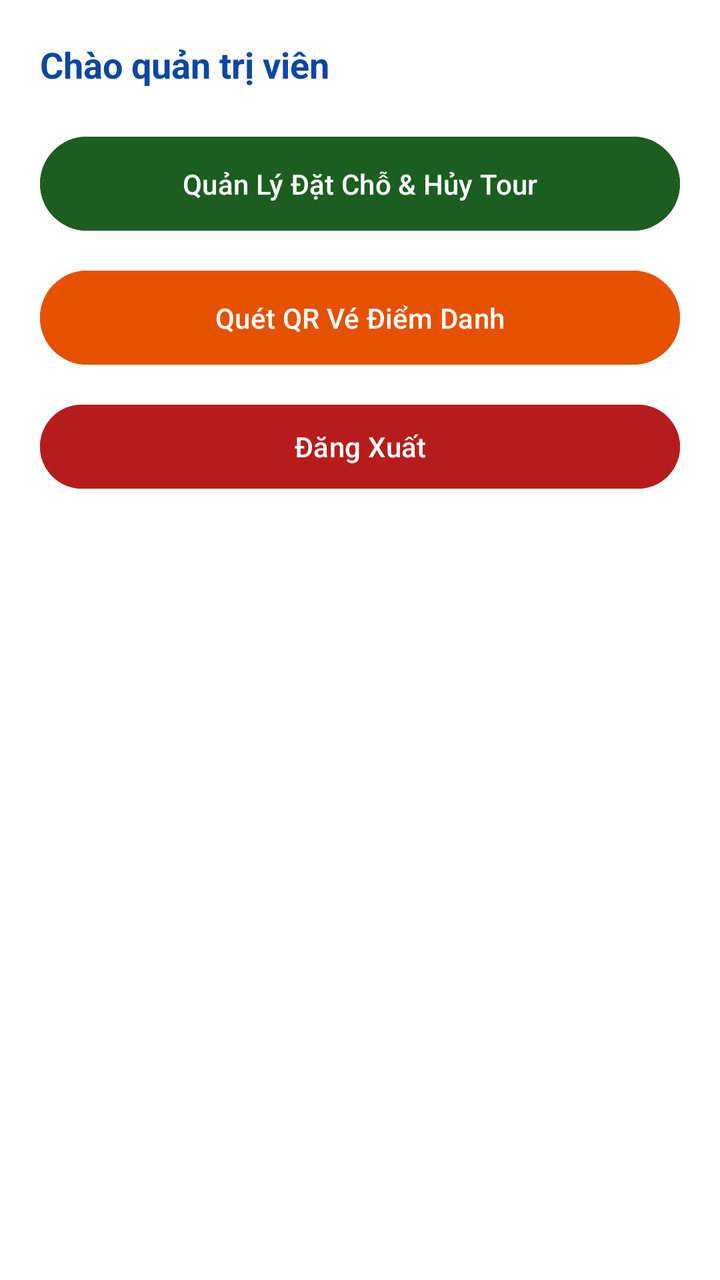
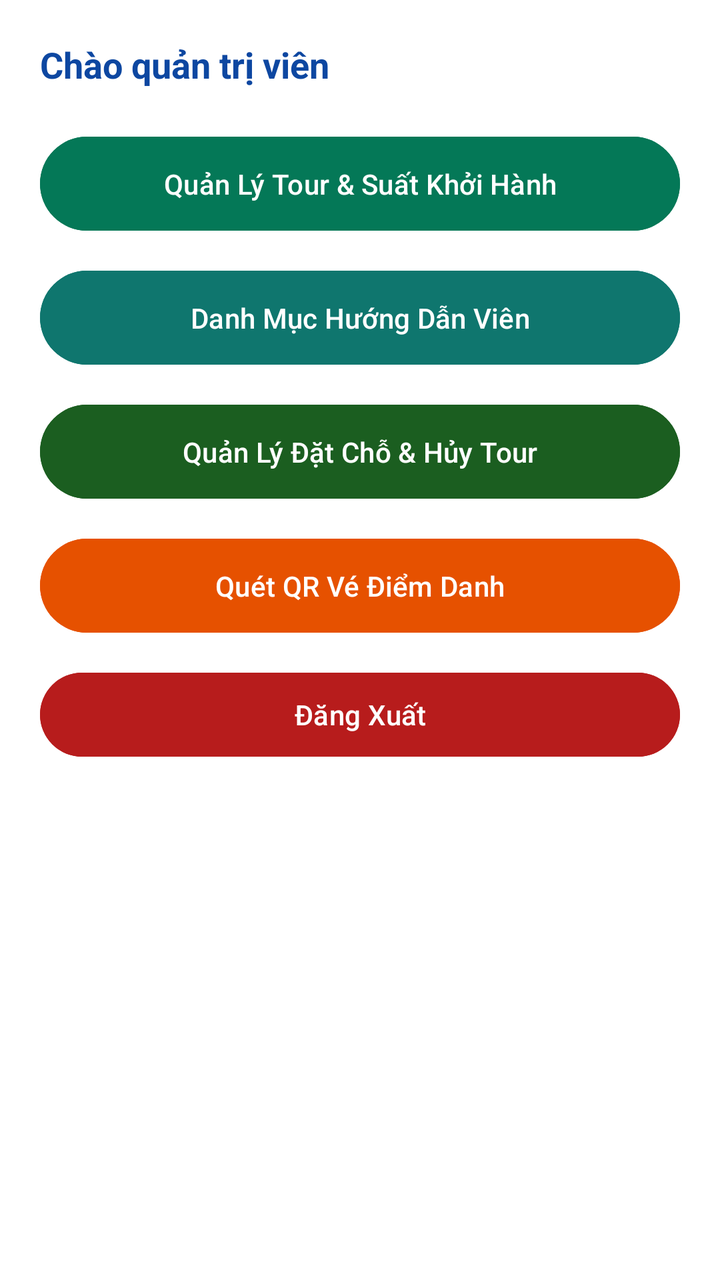

Two renders of the same Android screen: before a commit and after it. Below are the layout's source before the change and the commit's diff.
<!-- AndroidManifest.xml: application theme Theme.Material3.DayNight.NoActionBar -->
<!-- res/layout/activity_main.xml -->
<?xml version="1.0" encoding="utf-8"?>
<LinearLayout xmlns:android="http://schemas.android.com/apk/res/android"
    android:layout_width="match_parent"
    android:layout_height="match_parent"
    android:background="#FFFFFF"
    android:orientation="vertical"
    android:padding="20dp">

    <TextView
        android:id="@+id/tvWelcome"
        android:layout_width="match_parent"
        android:layout_height="wrap_content"
        android:layout_marginBottom="20dp"
        android:text="Chào quản trị viên"
        android:textColor="#0D47A1"
        android:textSize="18sp"
        android:textStyle="bold" />

    <Button
        android:id="@+id/btnQuanLyDatCho"
        android:layout_width="match_parent"
        android:layout_height="55dp"
        android:layout_marginBottom="12dp"
        android:backgroundTint="#1B5E20"
        android:text="Quản Lý Đặt Chỗ &amp; Hủy Tour"
        android:textColor="@android:color/white" />

    <Button
        android:id="@+id/btnQuetQr"
        android:layout_width="match_parent"
        android:layout_height="55dp"
        android:layout_marginBottom="12dp"
        android:backgroundTint="#E65100"
        android:text="Quét QR Vé Điểm Danh"
        android:textColor="@android:color/white" />

    <Button
        android:id="@+id/btnBaoCao"
        android:layout_width="match_parent"
        android:layout_height="55dp"
        android:layout_marginBottom="24dp"
        android:backgroundTint="#4A148C"
        android:text="Báo Cáo Biểu Đồ Lấp Đầy &amp; Doanh Thu"
        android:textColor="@android:color/white"
        android:visibility="gone" />

    <Button
        android:id="@+id/btnLogout"
        android:layout_width="match_parent"
        android:layout_height="50dp"
        android:backgroundTint="#B71C1C"
        android:text="Đăng Xuất"
        android:textColor="@android:color/white" />

</LinearLayout>
<!-- resources referenced by this layout -->
<resources>

</resources>

<!-- the commit's change to res/layout/activity_main.xml (unified diff, before → after) -->
@@ -15,6 +15,24 @@
         android:textColor="#0D47A1"
         android:textSize="18sp"
         android:textStyle="bold" />
+
+    <Button
+        android:id="@+id/btnQuanLyTour"
+        android:layout_width="match_parent"
+        android:layout_height="55dp"
+        android:layout_marginBottom="12dp"
+        android:backgroundTint="#047857"
+        android:text="Quản Lý Tour &amp; Suất Khởi Hành"
+        android:textColor="@android:color/white" />
+
+    <Button
+        android:id="@+id/btnQuanLyHdv"
+        android:layout_width="match_parent"
+        android:layout_height="55dp"
+        android:layout_marginBottom="12dp"
+        android:backgroundTint="#0F766E"
+        android:text="Danh Mục Hướng Dẫn Viên"
+        android:textColor="@android:color/white" />
 
     <Button
         android:id="@+id/btnQuanLyDatCho"
